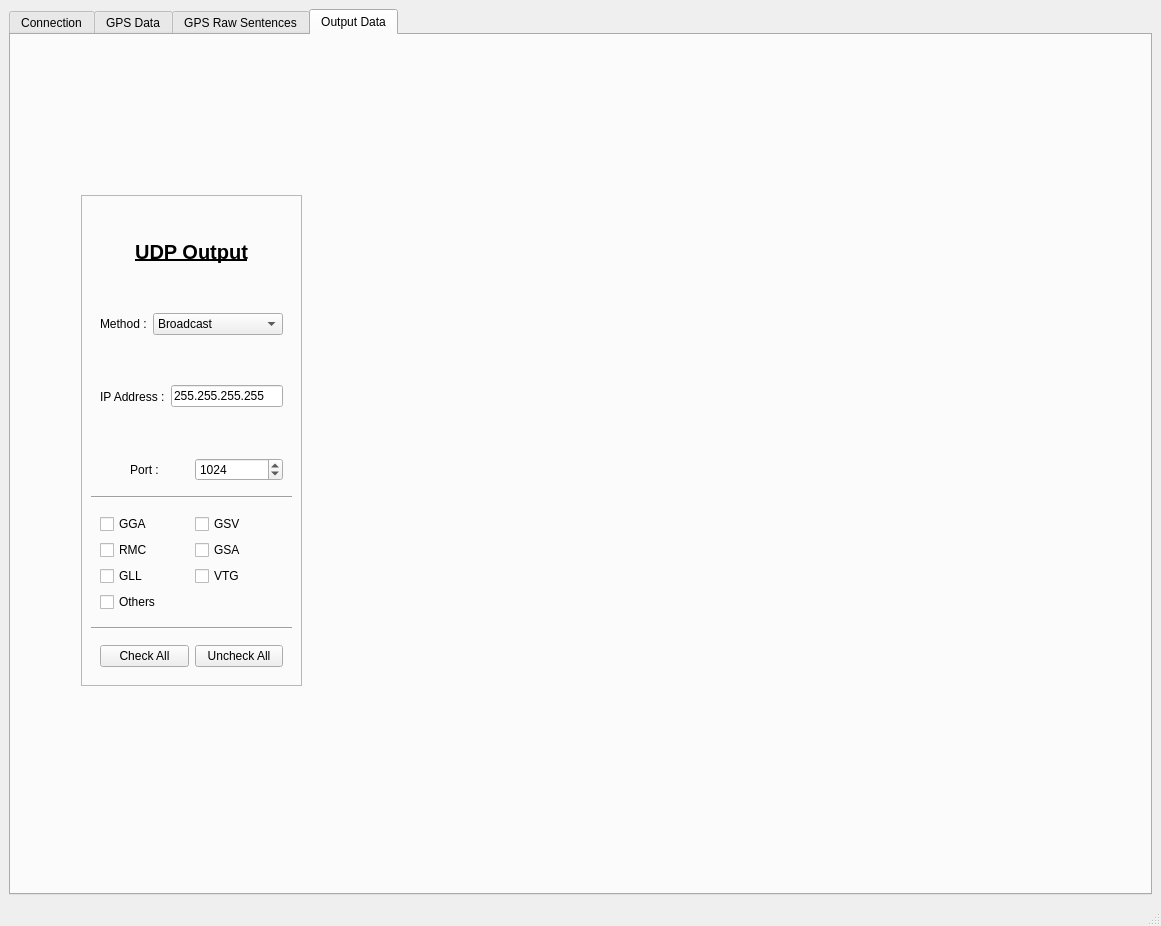
This is ui/gps_data_displayer.ui in Kupofty/NMEA_Center as Qt 5 draws it before an edit. The edited form follows.
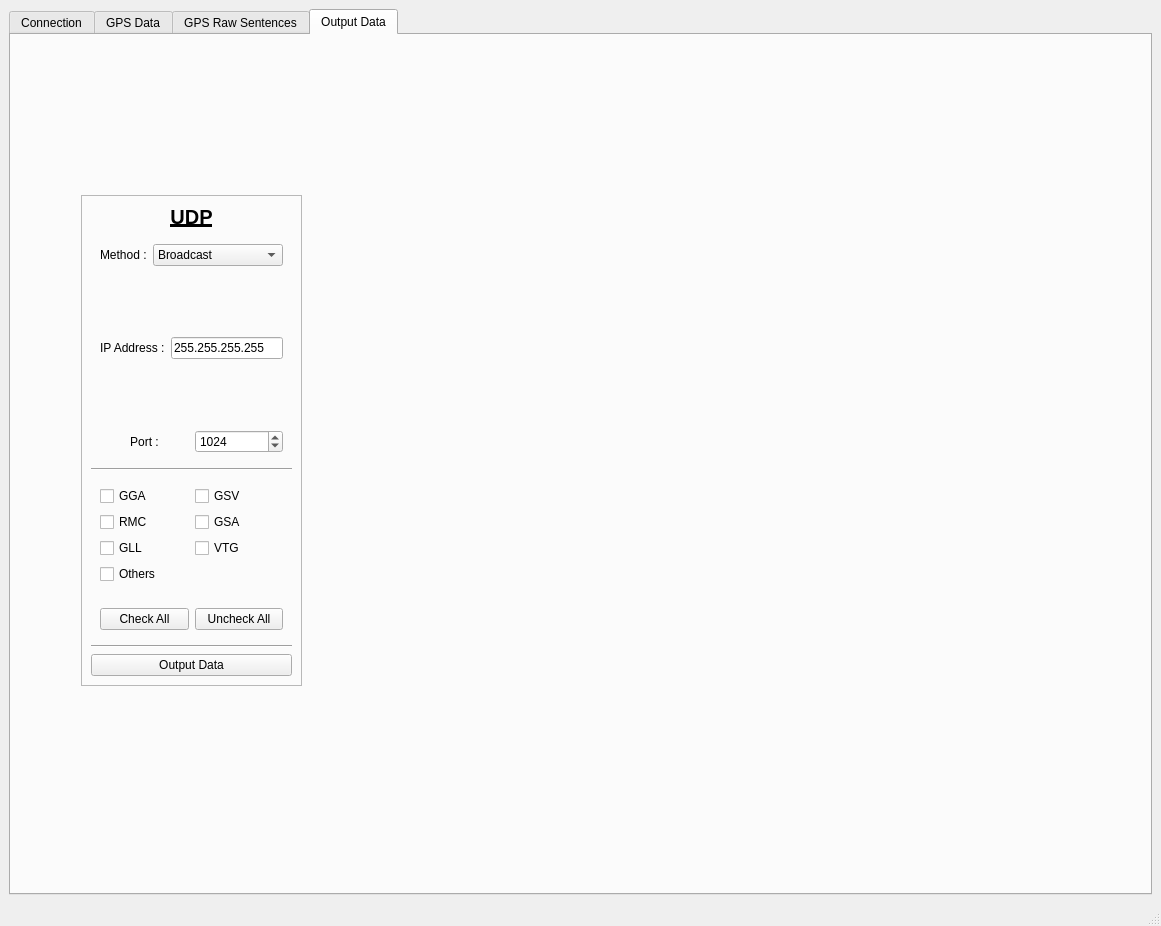
This is the edited form. The open tabs and pages were chosen to show the change. Icons and pictures are not drawn.

Commit message: Add toggle button for UDP output activation

Patch:
```diff
--- a/ui/gps_data_displayer.ui
+++ b/ui/gps_data_displayer.ui
@@ -835,6 +835,12 @@
          </property>
          <item>
           <widget class="QLabel" name="label_16">
+           <property name="sizePolicy">
+            <sizepolicy hsizetype="Preferred" vsizetype="Maximum">
+             <horstretch>0</horstretch>
+             <verstretch>0</verstretch>
+            </sizepolicy>
+           </property>
            <property name="font">
             <font>
              <pointsize>15</pointsize>
@@ -843,7 +849,7 @@
             </font>
            </property>
            <property name="text">
-            <string>UDP Output</string>
+            <string>UDP</string>
            </property>
            <property name="alignment">
             <set>Qt::AlignmentFlag::AlignCenter</set>
@@ -1038,13 +1044,6 @@
            </item>
           </layout>
          </item>
-         <item>
-          <widget class="Line" name="line_2">
-           <property name="orientation">
-            <enum>Qt::Orientation::Horizontal</enum>
-           </property>
-          </widget>
-         </item>
          <item>
           <widget class="QFrame" name="horizontalFrame_2">
            <property name="sizePolicy">
@@ -1071,6 +1070,23 @@
            </layout>
           </widget>
          </item>
+         <item>
+          <widget class="Line" name="line_2">
+           <property name="orientation">
+            <enum>Qt::Orientation::Horizontal</enum>
+           </property>
+          </widget>
+         </item>
+         <item>
+          <widget class="QPushButton" name="pushButton_activate_udp_output">
+           <property name="text">
+            <string>Output Data</string>
+           </property>
+           <property name="checkable">
+            <bool>true</bool>
+           </property>
+          </widget>
+         </item>
         </layout>
        </widget>
       </widget>
```
Left out of the diff: 4 changed lines with no effect on the pictures. The commit also changes 4 other files.
